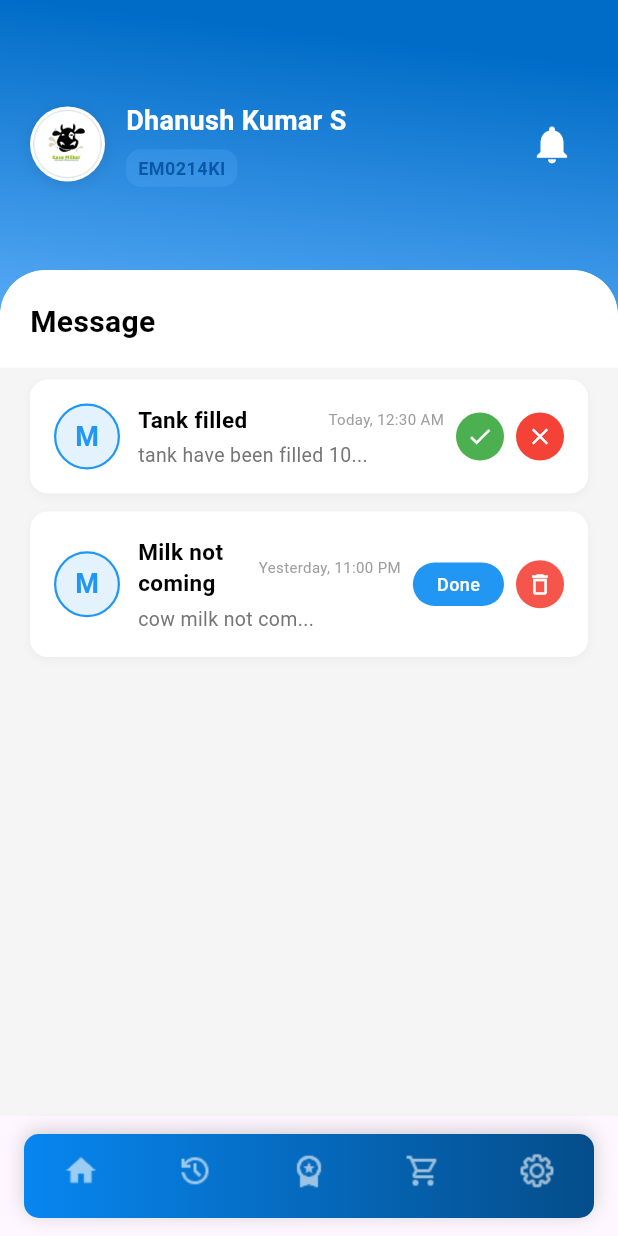
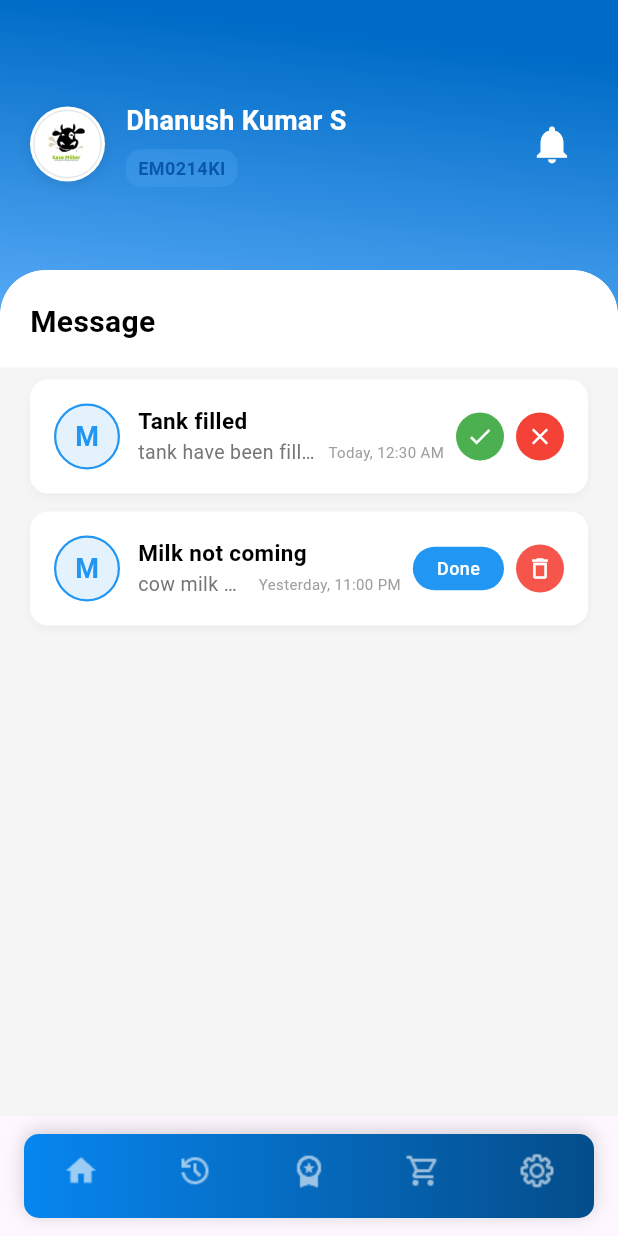
Before and after one commit to Raghul799/EaseMilker-App, a Flutter app: the MessagePage screen opened by its route, on a phone screen of 412 x 824 dp. Run offline on Flutter 3.47's test engine with Material 3 defaults, Android fonts, the phone set to English and light mode, and no system bars; our stand-ins replace shared_preferences; accounts and stored records are empty; Roboto replaces fonts that are missing (Poppins).

Commit message:
Make message notification page responsive for all mobile screens

```diff
--- a/lib/widgets/message_page.dart
+++ b/lib/widgets/message_page.dart
@@ -11,7 +11,8 @@ class MessagePage extends StatefulWidget {
 }
 
 class _MessagePageState extends State<MessagePage> {
-  final int _selectedIndex = -1; // No tab selected initially since this is accessed via bell icon
+  final int _selectedIndex =
+      -1; // No tab selected initially since this is accessed via bell icon
 
   // Sample message data based on the image
   final List<Map<String, dynamic>> _messages = [
@@ -36,19 +37,47 @@ class _MessagePageState extends State<MessagePage> {
     // Use the same pattern as other pages - navigate to HomePage with the selected tab index
     Navigator.pushAndRemoveUntil(
       context,
-      MaterialPageRoute(
-        builder: (context) => HomePage(initialIndex: index),
-      ),
+      MaterialPageRoute(builder: (context) => HomePage(initialIndex: index)),
       (route) => false,
     );
   }
 
   @override
   Widget build(BuildContext context) {
+    return LayoutBuilder(
+      builder: (context, constraints) {
         final size = MediaQuery.of(context).size;
+        final screenWidth = size.width;
+        final screenHeight = size.height;
+
+        // Calculate responsive values based on screen dimensions
+        // Support for various screen sizes: small (< 360), medium (360-400), large (> 400)
+
+        // Responsive header height calculation
         double headerHeight = size.height * 0.22;
-    if (headerHeight < 110) headerHeight = 110;
+        if (headerHeight < 100) headerHeight = 100;
         if (headerHeight > 180) headerHeight = 180;
+
+        // Responsive border radius based on screen width
+        final borderRadius = screenWidth < 360
+            ? 20.0
+            : screenWidth < 400
+            ? 25.0
+            : 30.0;
+
+        // Responsive horizontal padding
+        final horizontalPadding = screenWidth < 360
+            ? 12.0
+            : screenWidth < 400
+            ? 16.0
+            : 20.0;
+
+        // Responsive title font size
+        final titleFontSize = screenWidth < 360
+            ? 17.0
+            : screenWidth < 400
+            ? 19.0
+            : 20.0;
 
         return Scaffold(
           body: Stack(
@@ -88,17 +117,17 @@ class _MessagePageState extends State<MessagePage> {
                   // Content area (white rounded) fills remaining space
                   Expanded(
                     child: ClipRRect(
-                  borderRadius: const BorderRadius.only(
-                    topLeft: Radius.circular(30),
-                    topRight: Radius.circular(30),
+                      borderRadius: BorderRadius.only(
+                        topLeft: Radius.circular(borderRadius),
+                        topRight: Radius.circular(borderRadius),
                       ),
                       child: Container(
                         width: double.infinity,
-                    decoration: const BoxDecoration(
-                      color: Color(0xFFF5F5F5),
+                        decoration: BoxDecoration(
+                          color: const Color(0xFFF5F5F5),
                           borderRadius: BorderRadius.only(
-                        topLeft: Radius.circular(30),
-                        topRight: Radius.circular(30),
+                            topLeft: Radius.circular(borderRadius),
+                            topRight: Radius.circular(borderRadius),
                           ),
                         ),
                         child: Column(
@@ -107,19 +136,24 @@ class _MessagePageState extends State<MessagePage> {
                             // Message title section
                             Container(
                               width: double.infinity,
-                          padding: const EdgeInsets.fromLTRB(20, 20, 20, 16),
-                          decoration: const BoxDecoration(
+                              padding: EdgeInsets.fromLTRB(
+                                horizontalPadding,
+                                screenHeight < 600 ? 16 : 20,
+                                horizontalPadding,
+                                screenHeight < 600 ? 12 : 16,
+                              ),
+                              decoration: BoxDecoration(
                                 color: Colors.white,
                                 borderRadius: BorderRadius.only(
-                              topLeft: Radius.circular(30),
-                              topRight: Radius.circular(30),
+                                  topLeft: Radius.circular(borderRadius),
+                                  topRight: Radius.circular(borderRadius),
                                 ),
                               ),
-                          child: const Text(
+                              child: Text(
                                 'Message',
                                 style: TextStyle(
                                   fontFamily: 'Poppins',
-                              fontSize: 20,
+                                  fontSize: titleFontSize,
                                   fontWeight: FontWeight.w600,
                                   color: Colors.black,
                                 ),
@@ -129,14 +163,18 @@ class _MessagePageState extends State<MessagePage> {
                             // Message list
                             Expanded(
                               child: ListView.builder(
-                            padding: const EdgeInsets.symmetric(
-                              horizontal: 20,
-                              vertical: 8,
+                                padding: EdgeInsets.symmetric(
+                                  horizontal: horizontalPadding,
+                                  vertical: screenHeight < 600 ? 4 : 8,
                                 ),
                                 itemCount: _messages.length,
                                 itemBuilder: (context, index) {
                                   final message = _messages[index];
-                              return _buildMessageCard(message);
+                                  return _buildMessageCard(
+                                    message,
+                                    screenWidth,
+                                    screenHeight,
+                                  );
                                 },
                               ),
                             ),
@@ -154,9 +192,120 @@ class _MessagePageState extends State<MessagePage> {
             onTap: _onNavBarTap,
           ),
         );
+      },
+    );
   }
 
-  Widget _buildMessageCard(Map<String, dynamic> message) {
+  Widget _buildMessageCard(
+    Map<String, dynamic> message,
+    double screenWidth,
+    double screenHeight,
+  ) {
+    // Comprehensive responsive sizing for all screen sizes
+    // Breakpoints: Small (<360), Medium (360-400), Large (400-450), XLarge (>450)
+
+    // Avatar sizing
+    final avatarSize = screenWidth < 360
+        ? 38.0
+        : screenWidth < 400
+        ? 42.0
+        : screenWidth < 450
+        ? 44.0
+        : 46.0;
+
+    // Card spacing
+    final cardMargin = screenHeight < 600
+        ? 6.0
+        : screenHeight < 700
+        ? 10.0
+        : 12.0;
+
+    final cardPadding = screenWidth < 360
+        ? 10.0
+        : screenWidth < 400
+        ? 14.0
+        : 16.0;
+
+    final cardBorderRadius = screenWidth < 360
+        ? 10.0
+        : screenWidth < 400
+        ? 11.0
+        : 12.0;
+
+    final avatarBorderWidth = screenWidth < 360 ? 1.0 : 1.5;
+
+    // Font sizes based on screen width
+    final titleFontSize = screenWidth < 360
+        ? 13.5
+        : screenWidth < 400
+        ? 14.5
+        : 15.0;
+
+    final subtitleFontSize = screenWidth < 360
+        ? 11.5
+        : screenWidth < 400
+        ? 12.5
+        : 13.0;
+
+    final timeFontSize = screenWidth < 360
+        ? 9.0
+        : screenWidth < 400
+        ? 9.5
+        : 10.0;
+
+    final avatarFontSize = screenWidth < 360
+        ? 16.0
+        : screenWidth < 400
+        ? 17.0
+        : 18.0;
+
+    final buttonTextSize = screenWidth < 360
+        ? 10.5
+        : screenWidth < 400
+        ? 11.5
+        : 12.0;
+
+    // Spacing between elements
+    final horizontalSpacing = screenWidth < 360
+        ? 8.0
+        : screenWidth < 400
+        ? 10.0
+        : 12.0;
+
+    final verticalSpacing = screenHeight < 600 ? 3.0 : 4.0;
+
+    final buttonSpacing = screenWidth < 360
+        ? 5.0
+        : screenWidth < 400
+        ? 6.0
+        : 8.0;
+
+    // Action button sizes
+    final actionButtonSize = screenWidth < 360
+        ? 28.0
+        : screenWidth < 400
+        ? 30.0
+        : 32.0;
+
+    final actionIconSize = screenWidth < 360
+        ? 15.0
+        : screenWidth < 400
+        ? 16.5
+        : 18.0;
+
+    // Done button padding
+    final doneButtonHorizontalPadding = screenWidth < 360
+        ? 10.0
+        : screenWidth < 400
+        ? 14.0
+        : 16.0;
+
+    final doneButtonVerticalPadding = screenWidth < 360
+        ? 4.0
+        : screenWidth < 400
+        ? 5.0
+        : 6.0;
+
     return InkWell(
       onTap: () {
         // When user clicks on notification, mark it as read
@@ -167,13 +316,13 @@ class _MessagePageState extends State<MessagePage> {
           });
         }
       },
-      borderRadius: BorderRadius.circular(12),
+      borderRadius: BorderRadius.circular(cardBorderRadius),
       child: Container(
-        margin: const EdgeInsets.only(bottom: 12),
-        padding: const EdgeInsets.all(16),
+        margin: EdgeInsets.only(bottom: cardMargin),
+        padding: EdgeInsets.all(cardPadding),
         decoration: BoxDecoration(
           color: Colors.white,
-          borderRadius: BorderRadius.circular(12),
+          borderRadius: BorderRadius.circular(cardBorderRadius),
           boxShadow: [
             BoxShadow(
               color: Colors.black.withAlpha(10),
@@ -183,71 +332,81 @@ class _MessagePageState extends State<MessagePage> {
           ],
         ),
         child: Row(
+          crossAxisAlignment: CrossAxisAlignment.center,
           children: [
             // Avatar with 'M' letter
             Container(
-              width: 44,
-              height: 44,
+              width: avatarSize,
+              height: avatarSize,
               decoration: BoxDecoration(
                 color: const Color(0xFFE3F2FD),
                 shape: BoxShape.circle,
                 border: Border.all(
                   color: const Color(0xFF2196F3),
-                  width: 1.5,
+                  width: avatarBorderWidth,
                 ),
               ),
-              child: const Center(
+              child: Center(
                 child: Text(
                   'M',
                   style: TextStyle(
-                    fontSize: 18,
+                    fontSize: avatarFontSize,
                     fontWeight: FontWeight.w600,
-                    color: Color(0xFF2196F3),
+                    color: const Color(0xFF2196F3),
                   ),
                 ),
               ),
             ),
 
-            const SizedBox(width: 12),
+            SizedBox(width: horizontalSpacing),
 
             // Message content
             Expanded(
               child: Column(
                 crossAxisAlignment: CrossAxisAlignment.start,
+                mainAxisSize: MainAxisSize.min,
                 children: [
+                  // Title text
+                  Text(
+                    message['title'],
+                    style: TextStyle(
+                      fontFamily: 'Roboto',
+                      fontSize: titleFontSize,
+                      fontWeight: FontWeight.w600,
+                      color: Colors.black,
+                      height: 1.2,
+                    ),
+                    maxLines: 1,
+                    overflow: TextOverflow.ellipsis,
+                  ),
+                  SizedBox(height: verticalSpacing),
+                  // Subtitle and time row
                   Row(
                     children: [
                       Expanded(
                         child: Text(
-                          message['title'],
-                          style: const TextStyle(
+                          message['subtitle'],
+                          style: TextStyle(
                             fontFamily: 'Roboto',
-                            fontSize: 15,
-                            fontWeight: FontWeight.w600,
-                            color: Colors.black,
+                            fontSize: subtitleFontSize,
+                            color: const Color(0xFF757575),
+                            height: 1.2,
+                          ),
+                          maxLines: 1,
+                          overflow: TextOverflow.ellipsis,
                         ),
                       ),
-                      ),
+                      SizedBox(width: buttonSpacing),
                       Text(
                         message['time'],
-                        style: const TextStyle(
+                        style: TextStyle(
                           fontFamily: 'Roboto',
-                          fontSize: 10,
-                          color: Color(0xFF9E9E9E),
+                          fontSize: timeFontSize,
+                          color: const Color(0xFF9E9E9E),
+                          height: 1.2,
                         ),
                       ),
                     ],
-                  ),
-                  const SizedBox(height: 4),
-                  Text(
-                    message['subtitle'],
-                    style: const TextStyle(
-                      fontFamily: 'Roboto',
-                      fontSize: 13,
-                      color: Color(0xFF757575),
-                    ),
-                    maxLines: 1,
-                    overflow: TextOverflow.ellipsis,
                   ),
                 ],
               ),
@@ -255,7 +414,7 @@ class _MessagePageState extends State<MessagePage> {
 
             // Action buttons (check and close) for unread messages
             if (message['hasActions']) ...[
-              const SizedBox(width: 8),
+              SizedBox(width: buttonSpacing),
               Row(
                 mainAxisSize: MainAxisSize.min,
                 children: [
@@ -268,22 +427,22 @@ class _MessagePageState extends State<MessagePage> {
                         message['hasActions'] = false;
                       });
                     },
-                    borderRadius: BorderRadius.circular(20),
+                    borderRadius: BorderRadius.circular(actionButtonSize / 2),
                     child: Container(
-                      width: 32,
-                      height: 32,
+                      width: actionButtonSize,
+                      height: actionButtonSize,
                       decoration: const BoxDecoration(
                         color: Color(0xFF4CAF50),
                         shape: BoxShape.circle,
                       ),
-                      child: const Icon(
+                      child: Icon(
                         Icons.check,
                         color: Colors.white,
-                        size: 18,
+                        size: actionIconSize,
                       ),
                     ),
                   ),
-                  const SizedBox(width: 8),
+                  SizedBox(width: buttonSpacing),
                   // Close button
                   InkWell(
                     onTap: () {
@@ -296,18 +455,18 @@ class _MessagePageState extends State<MessagePage> {
                         }
                       });
                     },
-                    borderRadius: BorderRadius.circular(20),
+                    borderRadius: BorderRadius.circular(actionButtonSize / 2),
                     child: Container(
-                      width: 32,
-                      height: 32,
+                      width: actionButtonSize,
+                      height: actionButtonSize,
                       decoration: const BoxDecoration(
                         color: Color(0xFFF44336),
                         shape: BoxShape.circle,
                       ),
-                      child: const Icon(
+                      child: Icon(
                         Icons.close,
                         color: Colors.white,
-                        size: 18,
+                        size: actionIconSize,
                       ),
                     ),
                   ),
@@ -317,31 +476,31 @@ class _MessagePageState extends State<MessagePage> {
 
             // Done button with delete icon for read messages
             if (!message['hasActions'] && message['isRead']) ...[
-              const SizedBox(width: 8),
+              SizedBox(width: buttonSpacing),
               Row(
                 mainAxisSize: MainAxisSize.min,
                 children: [
                   // Done button
                   Container(
-                    padding: const EdgeInsets.symmetric(
-                      horizontal: 16,
-                      vertical: 6,
+                    padding: EdgeInsets.symmetric(
+                      horizontal: doneButtonHorizontalPadding,
+                      vertical: doneButtonVerticalPadding,
                     ),
                     decoration: BoxDecoration(
                       color: const Color(0xFF2196F3),
                       borderRadius: BorderRadius.circular(15),
                     ),
-                    child: const Text(
+                    child: Text(
                       'Done',
                       style: TextStyle(
                         fontFamily: 'Roboto',
-                        fontSize: 12,
+                        fontSize: buttonTextSize,
                         fontWeight: FontWeight.w500,
                         color: Colors.white,
                       ),
                     ),
                   ),
-                  const SizedBox(width: 8),
+                  SizedBox(width: buttonSpacing),
                   // Delete icon
                   InkWell(
                     onTap: () {
@@ -354,18 +513,18 @@ class _MessagePageState extends State<MessagePage> {
                         }
                       });
                     },
-                    borderRadius: BorderRadius.circular(20),
+                    borderRadius: BorderRadius.circular(actionButtonSize / 2),
                     child: Container(
-                      width: 32,
-                      height: 32,
+                      width: actionButtonSize,
+                      height: actionButtonSize,
                       decoration: BoxDecoration(
                         color: const Color(0xFFF44336).withAlpha(230),
                         shape: BoxShape.circle,
                       ),
-                      child: const Icon(
+                      child: Icon(
                         Icons.delete_outline,
                         color: Colors.white,
-                        size: 18,
+                        size: actionIconSize,
                       ),
                     ),
                   ),
```
Lines whose indentation alone changed are shown as unchanged.
